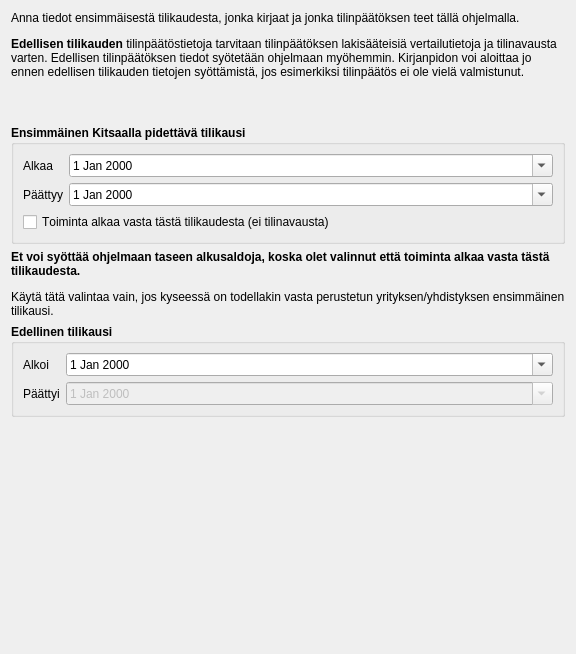
Above: kitsas/uusikirjanpito/tilikausi.ui from artoh/kitupiikki before the change. Below: the same form after it.
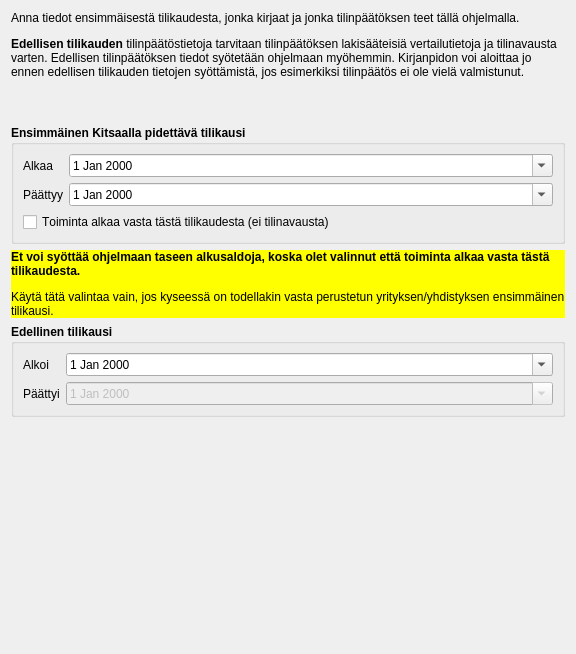
That is the form after the change.

Commit message: Tilikausien validointi uudessa kirjanpidossa

Patch:
```diff
--- a/kitsas/uusikirjanpito/tilikausi.ui
+++ b/kitsas/uusikirjanpito/tilikausi.ui
@@ -124,6 +124,9 @@
    </item>
    <item>
     <widget class="QLabel" name="eiavaustaVaroitus">
+     <property name="styleSheet">
+      <string notr="true">background-color: yellow;</string>
+     </property>
      <property name="text">
       <string>&lt;p&gt;&lt;b&gt;Et voi syöttää ohjelmaan taseen alkusaldoja, koska olet valinnut että toiminta alkaa vasta tästä tilikaudesta.&lt;/b&gt;&lt;/p&gt;
 &lt;p&gt;Käytä tätä valintaa vain, jos kyseessä on todellakin vasta perustetun yrityksen/yhdistyksen ensimmäinen tilikausi.&lt;/p&gt;</string>
```
The commit also changes 2 other files.
